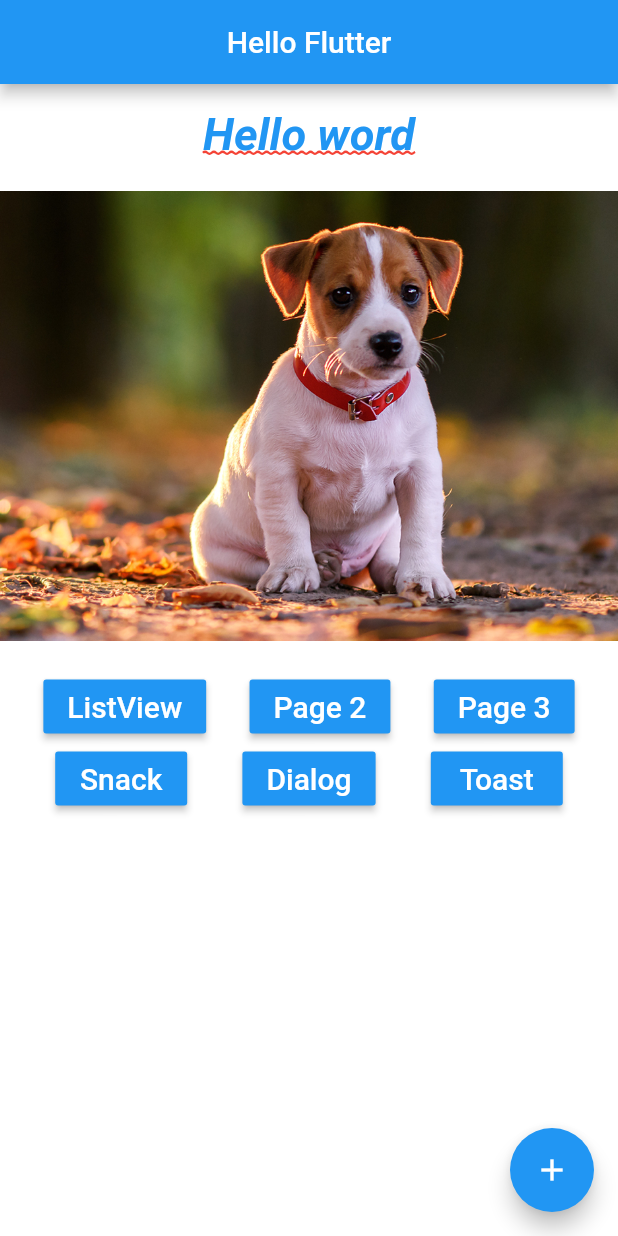
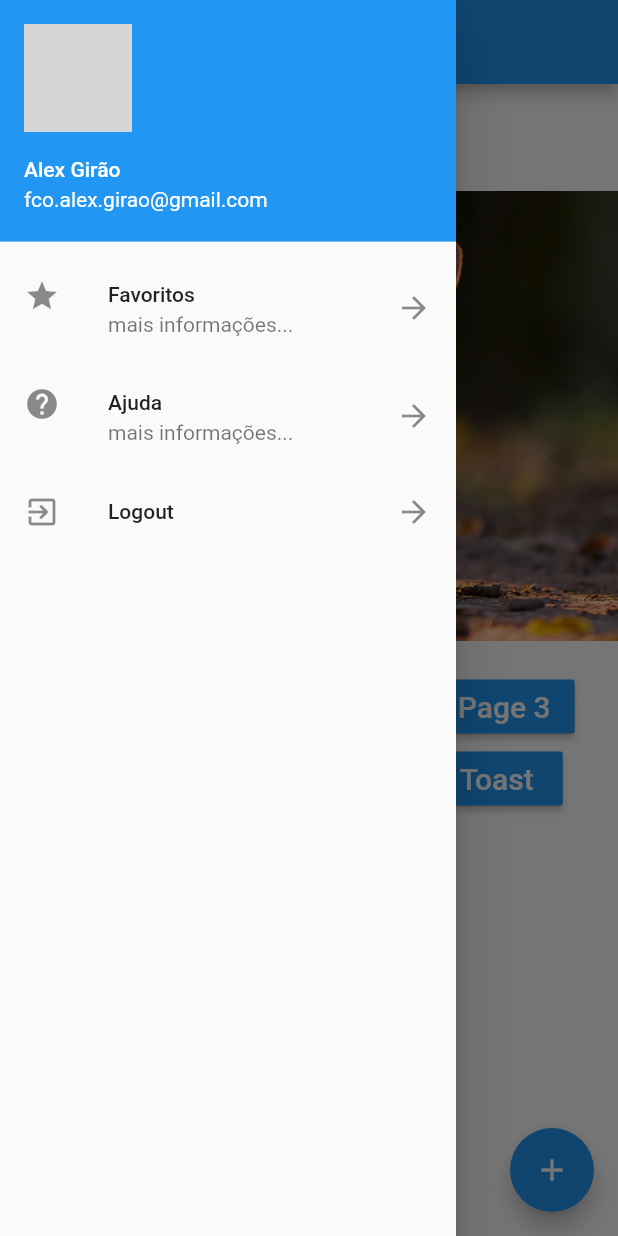
Before and after one commit to alex-girao/flutter_app, a Flutter app: the screen it shows after launch, with the side drawer open (before the commit the screen has no drawer), on a phone screen of 412 x 824 dp. Run offline on Flutter 3.47's test engine with Material 2 defaults, Android fonts, the phone set to English and light mode, and no system bars; our stand-ins replace fluttertoast; missing offline and left inert: dart:ffi; network calls fail; grey boxes are pictures that could not be loaded.

Commit message:
Navigation Drawer

```diff
--- a/lib/home_page.dart
+++ b/lib/home_page.dart
@@ -1,6 +1,7 @@
 import 'dart:ffi';
 
 import 'package:flutter/material.dart';
+import 'package:flutter_app/pages/drawer_list.dart';
 import 'package:flutter_app/pages/hello_page2.dart';
 import 'package:flutter_app/pages/hello_page3.dart';
 import 'package:flutter_app/pages/hello_listview.dart';
@@ -17,6 +18,7 @@ class HomePage extends StatelessWidget {
         centerTitle: true,
       ),
       body: _body(context),
+      drawer: DrawerList(),
       floatingActionButton: Row(
         mainAxisAlignment: MainAxisAlignment.end,
         children: <Widget>[
--- /dev/null
+++ b/lib/pages/drawer_list.dart
@@ -0,0 +1,54 @@
+import 'package:flutter/material.dart';
+
+class DrawerList extends StatelessWidget {
+  @override
+  Widget build(BuildContext context) {
+    //SafeArea remove a area branca do topo do menu
+    return SafeArea(
+      child: Drawer(
+        child: ListView(
+          children: <Widget>[
+            //header do menu
+            UserAccountsDrawerHeader(
+              accountName: Text("Alex Girão"),
+              accountEmail: Text("fco.alex.girao@gmail.com"),
+              currentAccountPicture: CircleAvatar(
+                backgroundImage: NetworkImage("https://avatars0.githubusercontent.com/u/3129090?s=400&v=4"),
+              ),
+            ),
+            //itens da lista
+            ListTile(
+              leading: Icon(Icons.star),
+              title: Text("Favoritos"),
+              subtitle: Text("mais informações..."),
+              trailing: Icon(Icons.arrow_forward),
+              onTap: () {
+                print("Item 1");
+                Navigator.pop(context);
+              },
+            ),
+            ListTile(
+              leading: Icon(Icons.help),
+              title: Text("Ajuda"),
+              subtitle: Text("mais informações..."),
+              trailing: Icon(Icons.arrow_forward),
+              onTap: () {
+                print("Item 2");
+                Navigator.pop(context);
+              },
+            ),
+            ListTile(
+              leading: Icon(Icons.exit_to_app),
+              title: Text("Logout"),
+              trailing: Icon(Icons.arrow_forward),
+              onTap: () {
+                print("Item 3");
+                Navigator.pop(context);
+              },
+            )
+          ],
+        ),
+      ),
+    );
+  }
+}
```
